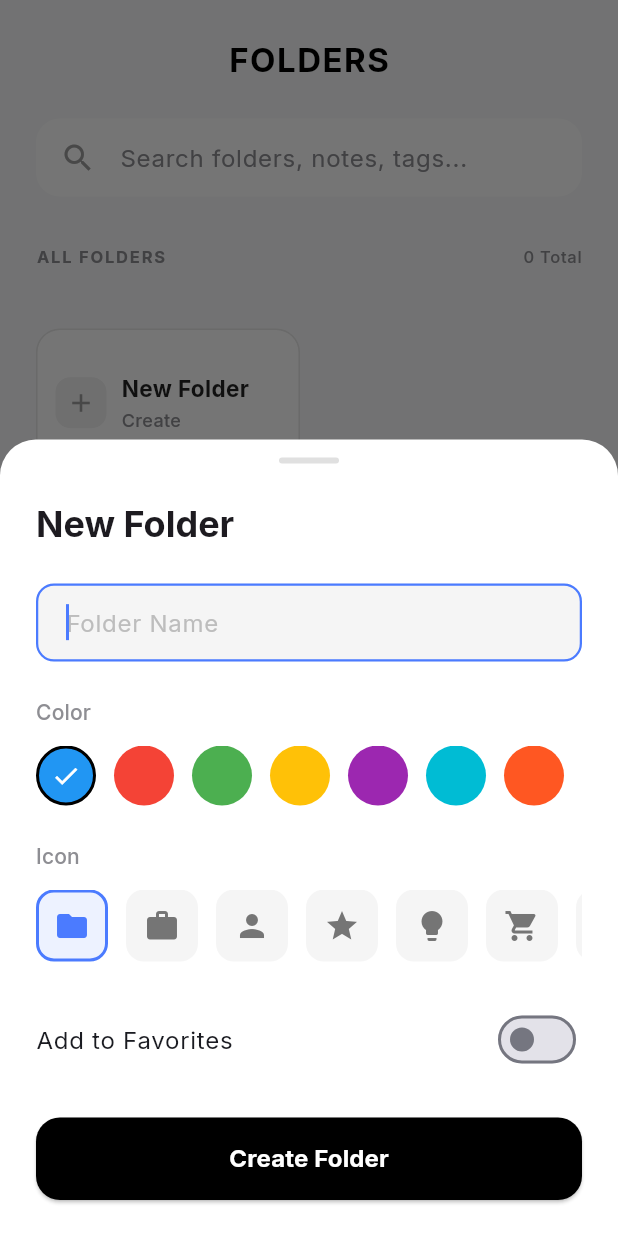
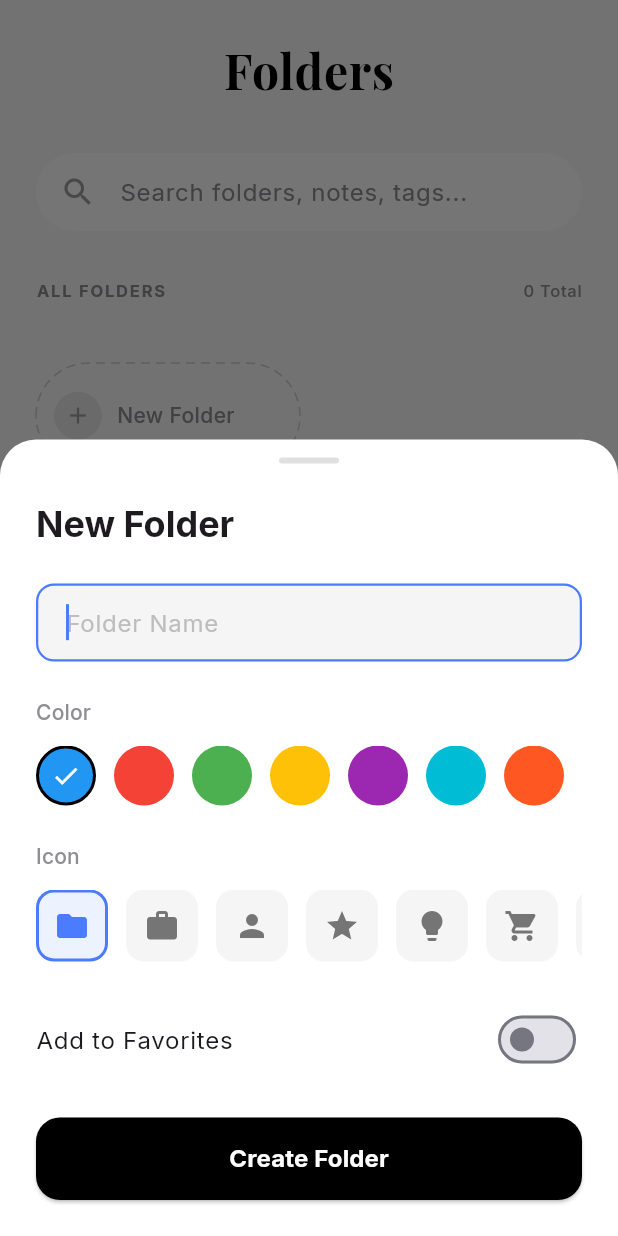
Before and after one commit to Ankitkumar72/synq, a Flutter app: the FoldersScreen screen opened directly, after a tap on "New Folder", on a phone screen of 412 x 824 dp. Run offline on Flutter 3.47's test engine with Material 3 defaults, Android fonts, the phone set to English and light mode, and no system bars; our stand-ins replace cloud_firestore, firebase_auth, firebase_core, flutter_local_notifications, flutter_riverpod, freezed_annotation and 6 more; accounts and stored records are empty; generated files the repository leaves out were written again; statements that could not run were skipped.

Commit message:
Implement folder management and display, including folder cards, a folder detail screen, and an add folder sheet.

```diff
--- a/lib/features/notes/presentation/folders_screen.dart
+++ b/lib/features/notes/presentation/folders_screen.dart
@@ -1,4 +1,5 @@
 import 'dart:async';
+import 'dart:ui' as ui; // Added for PathMetrics
 
 import 'package:flutter/material.dart';
 import 'package:flutter_riverpod/flutter_riverpod.dart';
@@ -35,7 +36,7 @@ class _FoldersScreenState extends ConsumerState<FoldersScreen> {
   Timer? _searchDebounce;
   String _searchQuery = '';
   static const double _gridSpacing = 12;
-  static const double _gridAspectRatio = 1.78;
+  static const double _gridAspectRatio = 2.5; // Changed from 1.78 to 2.5 for horizontal pills
 
   @override
   void dispose() {
@@ -98,24 +99,24 @@ class _FoldersScreenState extends ConsumerState<FoldersScreen> {
                         mainAxisAlignment: MainAxisAlignment.center,
                         children: [
                           Text(
-                            'FOLDERS',
-                            style: GoogleFonts.inter(
-                              fontSize: 22,
+                            'Folders', // Capitalized normally as per design
+                            style: GoogleFonts.playfairDisplay( // Changed to Serif
+                              fontSize: 32, // Increased size
                               fontWeight: FontWeight.bold,
-                              letterSpacing: 1.0,
+                              letterSpacing: 0.5,
                               color: Colors.black,
                             ),
                           ),
                         ],
                       ),
-                      const SizedBox(height: 24),
+                      const SizedBox(height: 32), // Increased spacing
 
                       // Search Bar
                       Container(
                         padding: const EdgeInsets.symmetric(horizontal: 16),
                         decoration: BoxDecoration(
                           color: AppColors.surface,
-                          borderRadius: BorderRadius.circular(16),
+                          borderRadius: BorderRadius.circular(100), // Pill shape
                         ),
                         child: TextField(
                           controller: _searchController,
@@ -162,7 +163,7 @@ class _FoldersScreenState extends ConsumerState<FoldersScreen> {
                           ),
                         ),
                       ),
-                      const SizedBox(height: 32),
+                      const SizedBox(height: 32), // Increased spacing
 
                       // Favorites Section
                       if (favorites.isNotEmpty) ...[
@@ -215,7 +216,7 @@ class _FoldersScreenState extends ConsumerState<FoldersScreen> {
                           Text(
                             isSearching
                                 ? '${visibleFolders.length} Results'
-                                : '${folders.length} Total',
+                                : '${folders.length} Total', // Dynamic count text
                             style: Theme.of(context).textTheme.labelSmall?.copyWith(
                                   color: AppColors.textSecondary,
                                 ),
@@ -286,55 +287,96 @@ class _FoldersScreenState extends ConsumerState<FoldersScreen> {
   Widget _buildAddNewFolderCard(BuildContext context) {
     return GestureDetector(
       onTap: () => showAddFolderSheet(context),
+      child: CustomPaint(
+        painter: _DashedBorderPainter(
+          color: Colors.grey.withValues(alpha: 0.5),
+          strokeWidth: 1.0,
+          radius: 100,
+        ),
         child: Container(
-        decoration: BoxDecoration(
-          color: Colors.white,
-          borderRadius: BorderRadius.circular(16),
-          border: Border.all(color: Colors.black.withValues(alpha: 0.10)),
-        ),
-        padding: const EdgeInsets.symmetric(horizontal: 12, vertical: 10),
+          // No decoration border, handled by painter
+          padding: const EdgeInsets.symmetric(horizontal: 12, vertical: 10), // Same padding as FolderCard
           child: Row(
             children: [
               Container(
-              width: 34,
-              height: 34,
+                width: 32, // Match FolderCard icon size
+                height: 32,
                 decoration: BoxDecoration(
-                color: Colors.grey.withValues(alpha: 0.14),
-                borderRadius: BorderRadius.circular(10),
+                  color: Colors.grey.withValues(alpha: 0.2), // Grey circle
+                  shape: BoxShape.circle, // Circular
                 ),
-              child: const Icon(Icons.add, size: 20, color: Colors.grey),
+                child: const Icon(Icons.add, size: 18, color: Colors.grey),
               ),
               const SizedBox(width: 10),
-            const Expanded(
-              child: Column(
-                mainAxisAlignment: MainAxisAlignment.center,
-                crossAxisAlignment: CrossAxisAlignment.start,
-                children: [
-                  Text(
+              Expanded(
+                child: Align( // Vertical center alignment
+                  alignment: Alignment.centerLeft,
+                  child: Text(
                     'New Folder',
                     maxLines: 1,
                     overflow: TextOverflow.ellipsis,
-                    style: TextStyle(
-                      color: Colors.black87,
-                      fontWeight: FontWeight.w700,
-                      fontSize: 15,
+                    style: const TextStyle(
+                      color: AppColors.textSecondary, // Grey text
+                      fontWeight: FontWeight.w500,
+                      fontSize: 14,
                     ),
                   ),
-                  SizedBox(height: 2),
-                  Text(
-                    'Create',
-                    style: TextStyle(
-                      color: AppColors.textSecondary,
-                      fontWeight: FontWeight.w500,
-                      fontSize: 12,
                 ),
               ),
             ],
           ),
         ),
-          ],
-        ),
       ),
     );
   }
 }
+
+class _DashedBorderPainter extends CustomPainter {
+  final Color color;
+  final double strokeWidth;
+  final double radius;
+  final double dashWidth;
+  final double dashSpace;
+
+  _DashedBorderPainter({
+    required this.color,
+    this.strokeWidth = 1.0,
+    this.radius = 0.0,
+    this.dashWidth = 6.0,
+    this.dashSpace = 4.0,
+  });
+
+  @override
+  void paint(Canvas canvas, Size size) {
+    final Paint paint = Paint()
+      ..color = color
+      ..strokeWidth = strokeWidth
+      ..style = PaintingStyle.stroke;
+
+    final RRect rrect = RRect.fromRectAndRadius(
+      Rect.fromLTWH(0, 0, size.width, size.height),
+      Radius.circular(radius),
+    );
+
+    final Path path = Path()..addRRect(rrect);
+
+    final Path dashedPath = Path();
+    for (final ui.PathMetric metric in path.computeMetrics()) {
+      double distance = 0.0;
+      while (distance < metric.length) {
+        dashedPath.addPath(
+          metric.extractPath(distance, distance + dashWidth),
+          Offset.zero,
+        );
+        distance += dashWidth + dashSpace;
+      }
+    }
+
+    canvas.drawPath(dashedPath, paint);
+  }
+
+  @override
+  bool shouldRepaint(covariant CustomPainter oldDelegate) {
+    return false;
+  }
+}
--- a/lib/features/notes/presentation/widgets/add_folder_sheet.dart
+++ b/lib/features/notes/presentation/widgets/add_folder_sheet.dart
@@ -135,6 +135,8 @@ class _AddFolderSheetState extends ConsumerState<AddFolderSheet> {
                 ),
                 contentPadding: const EdgeInsets.symmetric(horizontal: 16, vertical: 14),
               ),
+              maxLines: null, // Allow wrapping
+              textCapitalization: TextCapitalization.sentences, // Cap first letter
             ),
             const SizedBox(height: 24),
             Text('Color', style: Theme.of(context).textTheme.titleSmall!.copyWith(color: AppColors.textSecondary)),
```
Also changed, not shown: lib/features/notes/presentation/folder_detail_screen.dart (+20 -11 lines), lib/features/notes/presentation/widgets/folder_card.dart (+14 -19 lines). Lines whose indentation alone changed are shown as unchanged.
